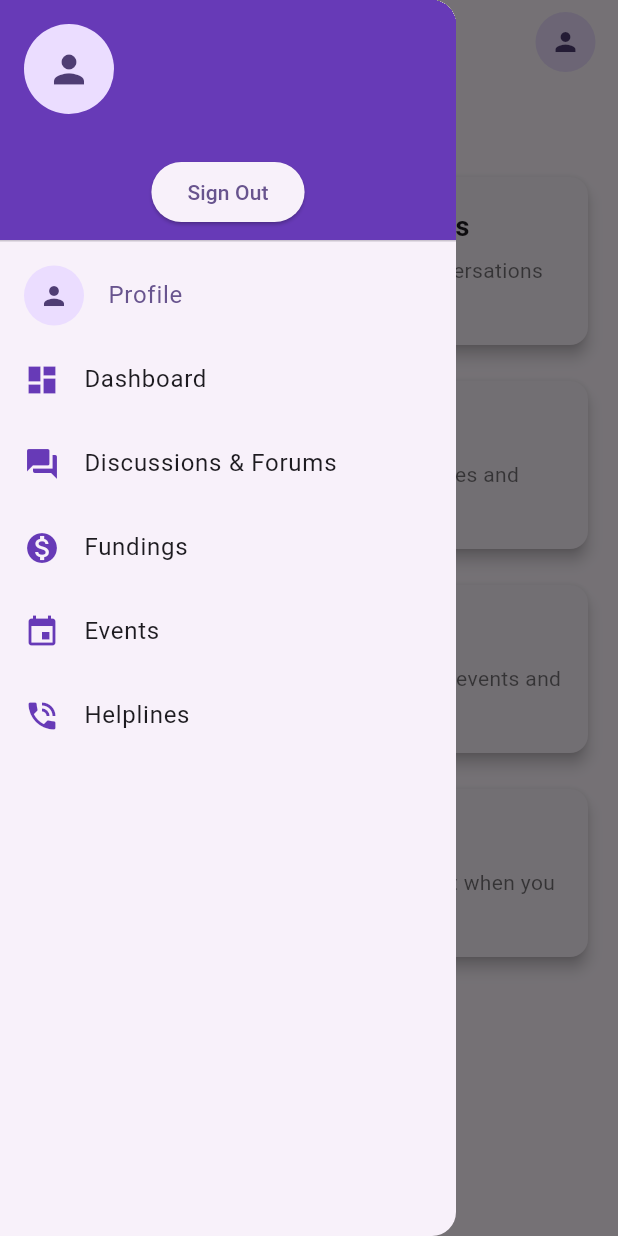
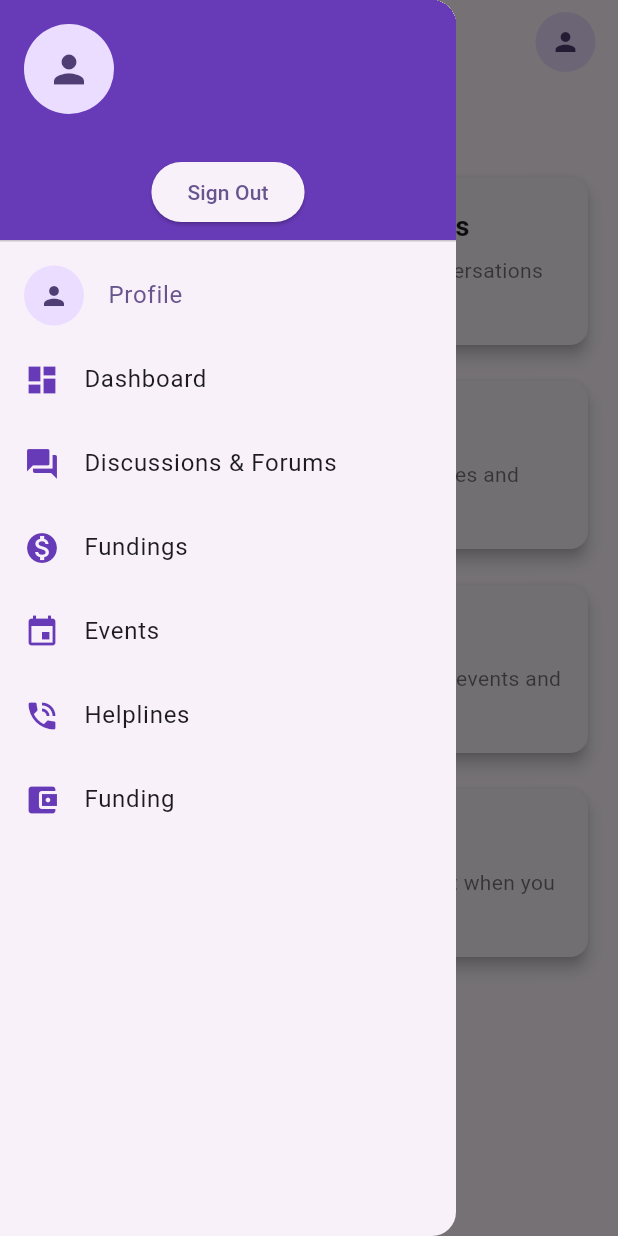
Before and after one commit to yc04-04/MY_TECHX, a Flutter app: the screen it shows once a user with an empty profile is signed in, with the side drawer open, on a phone screen of 412 x 824 dp. Run offline on Flutter 3.47's test engine with Material 3 defaults, Android fonts, the phone set to English and light mode, and no system bars; our stand-ins replace cloud_firestore, firebase_auth, firebase_core, firebase_storage, image_picker; missing offline and left inert: firebase_ui_auth; accounts and stored records are empty.

Commit message:
commit js

```diff
--- a/lib/fund/funding.dart
+++ b/lib/fund/funding.dart
@@ -120,7 +120,7 @@ class _FundingState extends State<Funding> {
             crossAxisCount: 2,
             crossAxisSpacing: 8,
             mainAxisSpacing: 10,
-            childAspectRatio: 1,
+            childAspectRatio: 0.5,
           ),
           itemCount: fundingEvents.length,
           itemBuilder: (context, index) {
@@ -152,7 +152,7 @@ class _FundingState extends State<Funding> {
                         return Container(
                           height: 100,
                           width: double.infinity,
-                          color: Colors.grey.shade300,
+                          color: Colors.blueAccent,
                           child: const Text(
                               'No image found :/',
                             textAlign: TextAlign.center ,
@@ -233,7 +233,6 @@ class _FundingState extends State<Funding> {
               });
             }
           });
-
         },
         child: Text('Add Funding'),
       ),
--- a/lib/home.dart
+++ b/lib/home.dart
@@ -1,4 +1,5 @@
 import 'dart:convert'; // Add this import for base64 decoding
+import 'package:assignment_project/fund/fund.dart';
 import 'package:flutter/material.dart';
 import 'package:firebase_auth/firebase_auth.dart';
 import 'package:cloud_firestore/cloud_firestore.dart';
@@ -206,6 +207,7 @@ class _HomeScreenState extends State<HomeScreen> {
             _buildDrawerItem(Icons.monetization_on, "Fundings", 3),
             _buildDrawerItem(Icons.event, "Events", 4),
             _buildDrawerItem(Icons.phone_in_talk, "Helplines", 5),
+            _buildDrawerItem(Icons.account_balance_wallet, "Funding", 6),
           ],
         ),
       ),
@@ -234,7 +236,7 @@ class _HomeScreenState extends State<HomeScreen> {
                   "assets/images/fund.jpg",
                   "Fundings",
                   "Explore funding opportunities and financial support.",
-                  const FundingsPage(),
+                  const Fund(),
                 ),
                 _buildDashboardSection(
                   context,
@@ -312,7 +314,9 @@ class _HomeScreenState extends State<HomeScreen> {
           Navigator.push(context, MaterialPageRoute(builder: (context) => const EventsPage()));
         } else if (index == 5) {
           Navigator.push(context, MaterialPageRoute(builder: (context) => const HelplinesPage()));
-        } else {
+        } else if (index == 6) {
+          Navigator.push(context, MaterialPageRoute(builder: (context) => const Fund()));
+        }else {
           setState(() {
             _selectedIndex = index;
           });
--- a/lib/profile/insert_record.dart
+++ b/lib/profile/insert_record.dart
@@ -13,11 +13,11 @@ class MyApp extends StatelessWidget {
   @override
   Widget build(BuildContext context) {
     return MaterialApp(
-      title: 'Flutter Demo',
+      title: 'Insert Profile',
       theme: ThemeData(
         colorScheme: ColorScheme.fromSeed(seedColor: Colors.deepPurple),
       ),
-      home: const InsertRecord(title: 'Flutter Demo Home Page'),
+      home: const InsertRecord(title: 'Insert profile'),
     );
   }
 }
```
